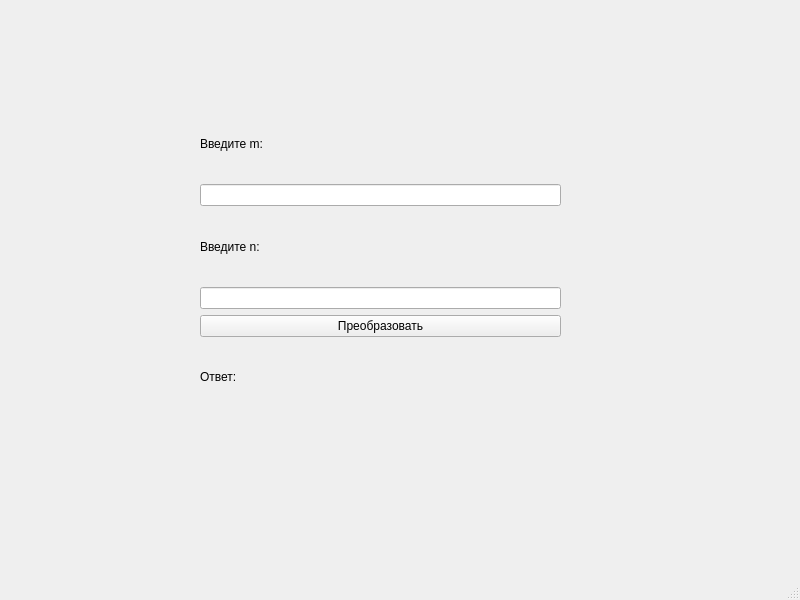
First picture: the form in 353501/Городецкая Д.А./LabWork_3/Task_2/mainwindow.ui, repository voovoopeep/Fundamentals-of-algorithmization-and-programming, before the edit.
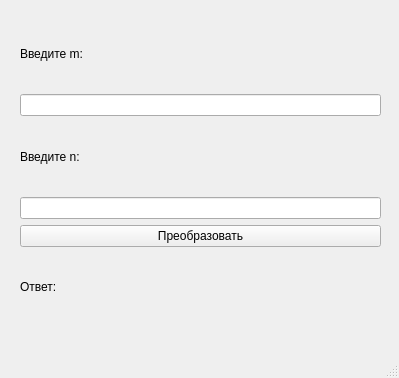
Second picture: the form after the edit.

```diff
--- a/353501/Городецкая Д.А./LabWork_3/Task_2/mainwindow.ui
+++ b/353501/Городецкая Д.А./LabWork_3/Task_2/mainwindow.ui
@@ -6,8 +6,8 @@
    <rect>
     <x>0</x>
     <y>0</y>
-    <width>800</width>
-    <height>600</height>
+    <width>399</width>
+    <height>378</height>
    </rect>
   </property>
   <property name="windowTitle">
@@ -17,8 +17,8 @@
    <widget class="QWidget" name="gridLayoutWidget">
     <property name="geometry">
      <rect>
-      <x>200</x>
-      <y>110</y>
+      <x>20</x>
+      <y>20</y>
       <width>361</width>
       <height>301</height>
      </rect>
```
Left out of the diff: 2 changed lines with no effect on the pictures.
